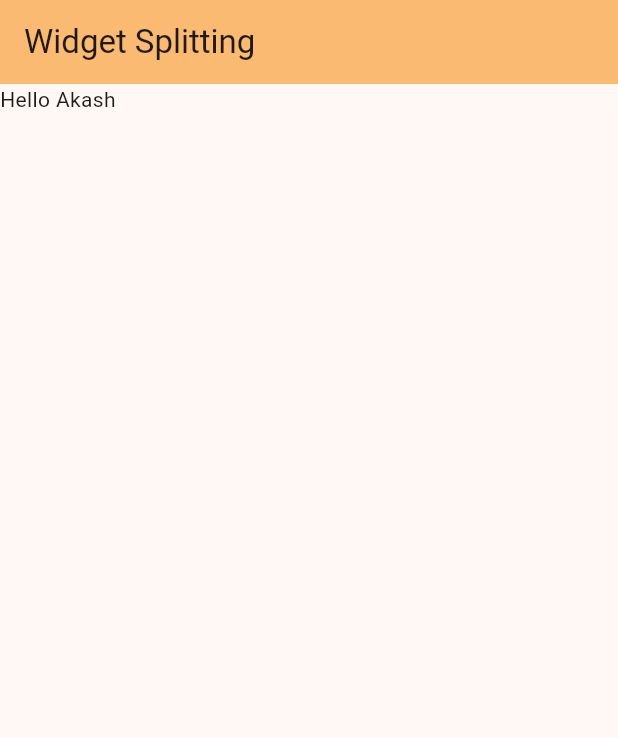
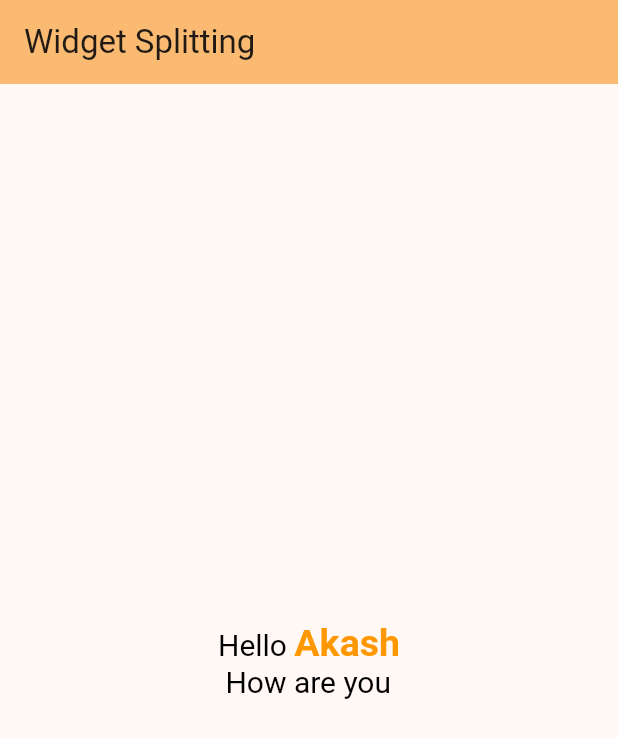
Before and after one commit to akashm936/practiceapp2, a Flutter app: the screen it shows after launch, on a phone screen of 412 x 824 dp. Shown: the top 738 px of the screen. Run offline on Flutter 3.47's test engine with Material 3 defaults, Android fonts, the phone set to English and light mode, and no system bars.

Commit message:
New Widget of RichText are applied in the app

```diff
--- a/lib/main.dart
+++ b/lib/main.dart
@@ -61,7 +61,30 @@ class _MyHomePageState extends State<MyHomePage> {
         backgroundColor: Theme.of(context).colorScheme.inversePrimary,
         title: Text(widget.title),
       ),
-      body: Text("Hello Akash")
+      body: Center(
+        child: RichText(text: TextSpan(
+          style: TextStyle(
+            fontSize: 20, color: Colors.black
+          ),
+          children: [
+            TextSpan(
+              text: 'Hello ',
+            ),
+            TextSpan(
+              text: "Akash",style: TextStyle(
+              fontSize: 25,
+              fontWeight: FontWeight.bold,
+              color: Colors.orange
+            )
+            ),
+            TextSpan(
+              text: "\n How are you"
+            )
+
+
+          ]
+        )),
+      )
       // This trailing comma makes auto-formatting nicer for build methods.
     );
   }
```
